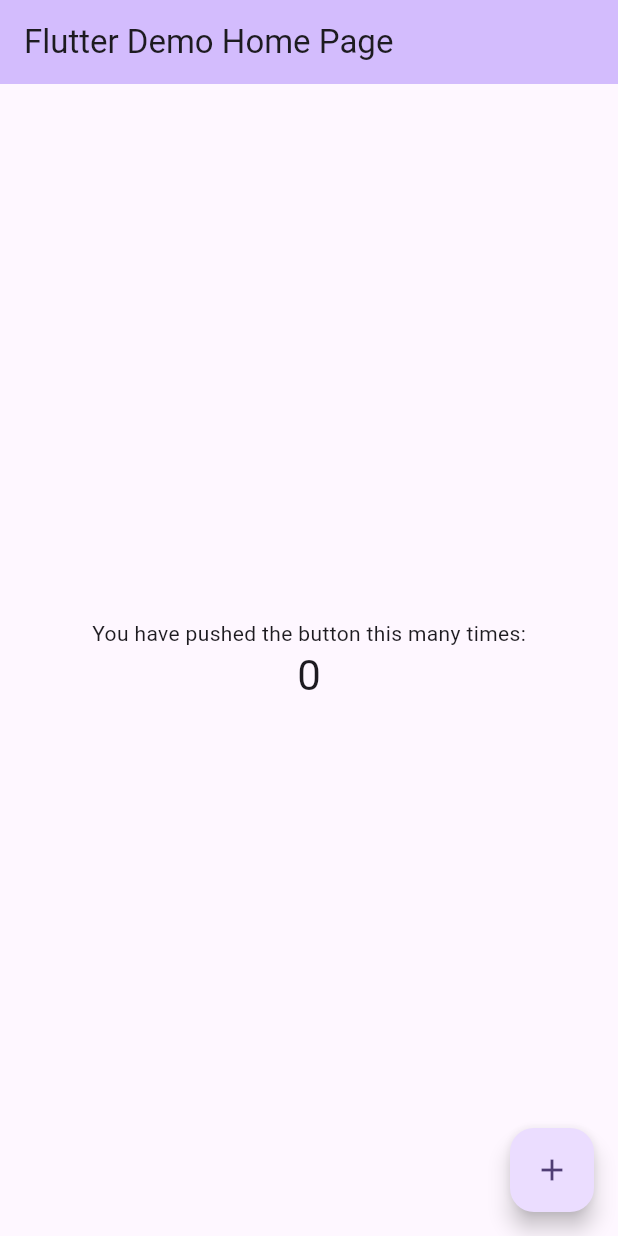
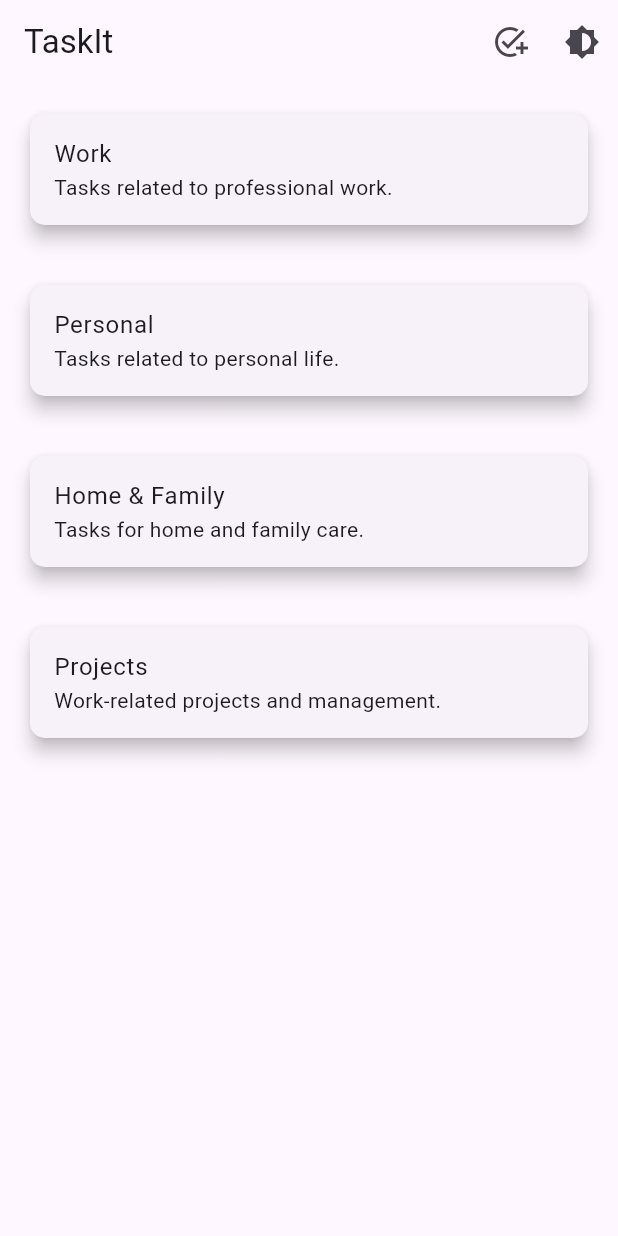
Before and after one commit to Deepudeepthi555/task_management_app, a Flutter app: the screen it shows after launch, on a phone screen of 412 x 824 dp. Run offline on Flutter 3.47's test engine with Material 3 defaults, Android fonts, the phone set to English and light mode, and no system bars; our stand-ins replace get, percent_indicator, shared_preferences.

Commit message:
final commit

```diff
--- a/lib/main.dart
+++ b/lib/main.dart
@@ -1,4 +1,7 @@
 import 'package:flutter/material.dart';
+import 'package:get/get.dart';
+import 'package:task_management/module/task/controller/theme_controller.dart'; // Import ThemeController
+import 'package:task_management/module/task/views/task_list_screen.dart'; // Import your screen
 
 void main() {
   runApp(const MyApp());
@@ -7,119 +10,18 @@ void main() {
 class MyApp extends StatelessWidget {
   const MyApp({super.key});
 
-  // This widget is the root of your application.
   @override
   Widget build(BuildContext context) {
-    return MaterialApp(
-      title: 'Flutter Demo',
-      theme: ThemeData(
-        // This is the theme of your application.
-        //
-        // TRY THIS: Try running your application with "flutter run". You'll see
-        // the application has a purple toolbar. Then, without quitting the app,
-        // try changing the seedColor in the colorScheme below to Colors.green
-        // and then invoke "hot reload" (save your changes or press the "hot
-        // reload" button in a Flutter-supported IDE, or press "r" if you used
-        // the command line to start the app).
-        //
-        // Notice that the counter didn't reset back to zero; the application
-        // state is not lost during the reload. To reset the state, use hot
-        // restart instead.
-        //
-        // This works for code too, not just values: Most code changes can be
-        // tested with just a hot reload.
-        colorScheme: ColorScheme.fromSeed(seedColor: Colors.deepPurple),
-        useMaterial3: true,
-      ),
-      home: const MyHomePage(title: 'Flutter Demo Home Page'),
-    );
+    // Get the ThemeController instance
+    final ThemeController themeController = Get.put(ThemeController());
+
+    return Obx(() {
+      // Observe the themeData and apply it to the MaterialApp
+      return MaterialApp(
+        title: 'Flutter Demo',
+        theme: themeController.themeData.value, // Use the observed theme
+        home: TaskListScreen(),
+      );
+    });
   }
 }
-
-class MyHomePage extends StatefulWidget {
-  const MyHomePage({super.key, required this.title});
-
-  // This widget is the home page of your application. It is stateful, meaning
-  // that it has a State object (defined below) that contains fields that affect
-  // how it looks.
-
-  // This class is the configuration for the state. It holds the values (in this
-  // case the title) provided by the parent (in this case the App widget) and
-  // used by the build method of the State. Fields in a Widget subclass are
-  // always marked "final".
-
-  final String title;
-
-  @override
-  State<MyHomePage> createState() => _MyHomePageState();
-}
-
-class _MyHomePageState extends State<MyHomePage> {
-  int _counter = 0;
-
-  void _incrementCounter() {
-    setState(() {
-      // This call to setState tells the Flutter framework that something has
-      // changed in this State, which causes it to rerun the build method below
-      // so that the display can reflect the updated values. If we changed
-      // _counter without calling setState(), then the build method would not be
-      // called again, and so nothing would appear to happen.
-      _counter++;
-    });
-  }
-
-  @override
-  Widget build(BuildContext context) {
-    // This method is rerun every time setState is called, for instance as done
-    // by the _incrementCounter method above.
-    //
-    // The Flutter framework has been optimized to make rerunning build methods
-    // fast, so that you can just rebuild anything that needs updating rather
-    // than having to individually change instances of widgets.
-    return Scaffold(
-      appBar: AppBar(
-        // TRY THIS: Try changing the color here to a specific color (to
-        // Colors.amber, perhaps?) and trigger a hot reload to see the AppBar
-        // change color while the other colors stay the same.
-        backgroundColor: Theme.of(context).colorScheme.inversePrimary,
-        // Here we take the value from the MyHomePage object that was created by
-        // the App.build method, and use it to set our appbar title.
-        title: Text(widget.title),
-      ),
-      body: Center(
-        // Center is a layout widget. It takes a single child and positions it
-        // in the middle of the parent.
-        child: Column(
-          // Column is also a layout widget. It takes a list of children and
-          // arranges them vertically. By default, it sizes itself to fit its
-          // children horizontally, and tries to be as tall as its parent.
-          //
-          // Column has various properties to control how it sizes itself and
-          // how it positions its children. Here we use mainAxisAlignment to
-          // center the children vertically; the main axis here is the vertical
-          // axis because Columns are vertical (the cross axis would be
-          // horizontal).
-          //
-          // TRY THIS: Invoke "debug painting" (choose the "Toggle Debug Paint"
-          // action in the IDE, or press "p" in the console), to see the
-          // wireframe for each widget.
-          mainAxisAlignment: MainAxisAlignment.center,
-          children: <Widget>[
-            const Text(
-              'You have pushed the button this many times:',
-            ),
-            Text(
-              '$_counter',
-              style: Theme.of(context).textTheme.headlineMedium,
-            ),
-          ],
-        ),
-      ),
-      floatingActionButton: FloatingActionButton(
-        onPressed: _incrementCounter,
-        tooltip: 'Increment',
-        child: const Icon(Icons.add),
-      ), // This trailing comma makes auto-formatting nicer for build methods.
-    );
-  }
-}
--- /dev/null
+++ b/lib/module/task/controller/task_controller.dart
@@ -0,0 +1,144 @@
+import 'dart:convert';
+import 'package:flutter/material.dart';
+import 'package:get/get.dart';
+import 'package:shared_preferences/shared_preferences.dart';
+import 'package:task_management/module/task/models/task_model.dart';
+
+class TaskController extends GetxController {
+  var tasksByCategory = <String, List<Task>>{
+    'Work': [],
+    'Personal': [],
+    'Home & Family': [],
+    'Projects': [],
+  }.obs;
+
+  // Method to get the description for each category
+  String getCategoryDescription(String category) {
+    switch (category) {
+      case 'Work':
+        return 'Tasks related to professional work.';
+      case 'Personal':
+        return 'Tasks related to personal life.';
+      case 'Home & Family':
+        return 'Tasks for home and family care.';
+      case 'Projects':
+        return 'Work-related projects and management.';
+      default:
+        return '';
+    }
+  }
+
+  static const _tasksKey = 'tasks_key'; // SharedPreferences key for tasks
+
+  @override
+  void onInit() {
+    super.onInit();
+    loadTasksFromPreferences(); // Load tasks when the controller is initialized
+  }
+
+  void markTaskAsComplete(Task task) {
+    List<Task>? tasks = tasksByCategory[task.category];
+
+    if (tasks != null && tasks.isNotEmpty) {
+      if (tasks.length == 1) {
+        task.isCompleted = true;
+      } else {
+        tasks.remove(task);
+        task.isCompleted = true;
+        tasks.add(task);
+      }
+
+      // Rebuild the task list with completed tasks at the end
+      tasksByCategory[task.category] = [
+        ...tasks.where((task) => !task.isCompleted),
+        ...tasks.where((task) => task.isCompleted),
+      ];
+
+      // Save updated tasks list
+      saveTasksToPreferences();
+      tasksByCategory.refresh();
+    }
+  }
+
+  void deleteTask(Task task) {
+    tasksByCategory[task.category]?.remove(task);
+    saveTasksToPreferences();
+    tasksByCategory.refresh();
+  }
+
+  void deleteTaskWithUndo(BuildContext context, Task task) {
+    tasksByCategory[task.category]?.remove(task);
+    tasksByCategory.refresh();
+
+    ScaffoldMessenger.of(context).showSnackBar(
+      SnackBar(
+        content: Text(
+          '${task.title} deleted',
+          style: TextStyle(fontSize: 18), // Make the text size bigger
+        ),
+        action: SnackBarAction(
+          label: 'Undo',
+          onPressed: () {
+            tasksByCategory[task.category]?.add(task);
+            tasksByCategory.refresh();
+            saveTasksToPreferences();
+          },
+        ),
+        behavior: SnackBarBehavior.floating,
+        margin: EdgeInsets.symmetric(horizontal: 20, vertical: 10),
+        shape: RoundedRectangleBorder(
+          borderRadius: BorderRadius.circular(10),
+        ),
+        padding: EdgeInsets.symmetric(vertical: 16, horizontal: 20),
+        duration: Duration(seconds: 10),
+      ),
+    );
+
+    saveTasksToPreferences();
+  }
+
+  void addTask(Task task) {
+    List<Task>? tasks = tasksByCategory[task.category];
+    if (tasks != null) {
+      tasks.insert(0, task);
+      tasksByCategory.refresh();
+    }
+    saveTasksToPreferences();
+  }
+
+  // Save tasks to SharedPreferences
+  Future<void> saveTasksToPreferences() async {
+    final prefs = await SharedPreferences.getInstance();
+    Map<String, dynamic> jsonData = {};
+    tasksByCategory.forEach((category, tasks) {
+      jsonData[category] = tasks.map((task) => task.toJson()).toList();
+    });
+
+    await prefs.setString(_tasksKey, json.encode(jsonData));
+  }
+
+  // Load tasks from SharedPreferences
+  Future<void> loadTasksFromPreferences() async {
+    final prefs = await SharedPreferences.getInstance();
+
+    // Load JSON data
+    String? jsonString = prefs.getString(_tasksKey);
+    if (jsonString != null) {
+      Map<String, dynamic> jsonData = json.decode(jsonString);
+
+      jsonData.forEach((category, tasks) {
+        List<Task> taskList =
+            (tasks as List).map((taskJson) => Task.fromJson(taskJson)).toList();
+
+        taskList.sort((a, b) {
+          if (a.isCompleted == b.isCompleted) return 0;
+          return a.isCompleted ? 1 : -1;
+        });
+
+        tasksByCategory[category] = taskList;
+      });
+
+      tasksByCategory.refresh();
+    }
+  }
+}
--- /dev/null
+++ b/lib/module/task/controller/theme_controller.dart
@@ -0,0 +1,13 @@
+import 'package:flutter/material.dart';
+import 'package:get/get.dart';
+
+class ThemeController extends GetxController {
+  Rx<ThemeData> themeData = ThemeData.light().obs;
+  void toggleTheme() {
+    if (themeData.value == ThemeData.dark()) {
+      themeData.value = ThemeData.light();
+    } else {
+      themeData.value = ThemeData.dark();
+    }
+  }
+}
--- /dev/null
+++ b/lib/module/task/models/task_model.dart
@@ -0,0 +1,40 @@
+class Task {
+  final int id;
+  final String title;
+  final String description;
+  final String category;
+  bool isCompleted;
+
+  Task({
+    required this.id,
+    required this.title,
+    this.description = '',
+    required this.category,
+    this.isCompleted = false,
+  });
+
+  //These to store data in shared prefernece as json
+
+  // Convert Task to JSON
+
+  Map<String, dynamic> toJson() {
+    return {
+      'id': id,
+      'title': title,
+      'description': description,
+      'category': category,
+      'isCompleted': isCompleted,
+    };
+  }
+
+  // Create Task from JSON
+  factory Task.fromJson(Map<String, dynamic> json) {
+    return Task(
+      id: json['id'],
+      title: json['title'],
+      description: json['description'] ?? '',
+      category: json['category'],
+      isCompleted: json['isCompleted'],
+    );
+  }
+}
--- /dev/null
+++ b/lib/module/task/views/task_list_screen.dart
@@ -0,0 +1,120 @@
+import 'package:flutter/material.dart';
+import 'package:get/get.dart';
+import 'package:percent_indicator/circular_percent_indicator.dart';
+import 'package:task_management/module/task/controller/task_controller.dart';
+import 'package:task_management/module/task/controller/theme_controller.dart';
+import 'package:task_management/module/task/models/task_model.dart';
+import 'package:task_management/module/task/views/add_task_page.dart';
+import 'package:task_management/module/task/views/task_list_tile.dart';
+
+class TaskListScreen extends StatelessWidget {
+  final taskController = Get.put(TaskController());
+  final themeController = Get.put(ThemeController());
+
+  TaskListScreen({super.key});
+
+  @override
+  Widget build(BuildContext context) {
+    return Scaffold(
+      appBar: AppBar(
+        title: const Text('TaskIt'),
+        actions: [
+          IconButton(
+            onPressed: () {
+              Navigator.push(
+                context,
+                MaterialPageRoute(
+                  builder: (context) => AddTaskPage(),
+                ),
+              );
+            },
+            icon: const Icon(Icons.add_task),
+          ),
+          IconButton(
+            onPressed: () {
+              themeController.toggleTheme();
+            },
+            icon: const Icon(Icons.brightness_6),
+          ),
+        ],
+      ),
+      body: Obx(() {
+        return ListView.builder(
+          itemCount: taskController.tasksByCategory.keys.length,
+          itemBuilder: (context, categoryIndex) {
+            String category =
+                taskController.tasksByCategory.keys.toList()[categoryIndex];
+            List<Task> tasks = taskController.tasksByCategory[category] ?? [];
+            String description =
+                taskController.getCategoryDescription(category);
+            double completedTasks =
+                tasks.where((task) => task.isCompleted).length.toDouble();
+            double totalTasks = tasks.length.toDouble();
+            double completionPercentage =
+                totalTasks == 0 ? 0 : completedTasks / totalTasks;
+
+            return Padding(
+              padding:
+                  const EdgeInsets.symmetric(vertical: 16, horizontal: 16.0),
+              child: Card(
+                shape: RoundedRectangleBorder(
+                    borderRadius: BorderRadius.circular(10)),
+                elevation: 5,
+                clipBehavior: Clip.antiAlias,
+                child: ExpansionTile(
+                  subtitle: Text(
+                    description,
+                    style: themeController.themeData.value.textTheme.bodySmall,
+                  ),
+                  key: PageStorageKey<String>(category),
+                  title: Column(
+                    crossAxisAlignment: CrossAxisAlignment.start,
+                    children: [
+                      Text(
+                        category,
+                        style: themeController
+                            .themeData.value.textTheme.titleMedium,
+                      ),
+                    ],
+                  ),
+                  showTrailingIcon: tasks.isNotEmpty,
+                  trailing: CircularPercentIndicator(
+                    radius: 18,
+                    lineWidth: 4.0,
+                    percent: completionPercentage,
+                    backgroundColor: Colors.grey,
+                    progressColor: Colors.purple,
+                    center: Text(
+                        '${(completionPercentage * 100).toStringAsFixed(0)}%', // Percentage
+                        style: TextStyle(fontSize: 9)),
+                    animation: true,
+                    animationDuration: 1000,
+                  ),
+                  children: List.generate(tasks.length, (index) {
+                    final task = tasks[index];
+                    return Column(
+                      children: [
+                        TaskTile(
+                          task: task,
+                          onMarkComplete: () =>
+                              taskController.markTaskAsComplete(task),
+                          onDelete: () =>
+                              taskController.deleteTaskWithUndo(context, task),
+                        ),
+                        if (index < tasks.length - 1)
+                          Divider(
+                            endIndent: 8,
+                            indent: 8,
+                          ),
+                      ],
+                    );
+                  }),
+                ),
+              ),
+            );
+          },
+        );
+      }),
+    );
+  }
+}
--- a/pubspec.yaml
+++ b/pubspec.yaml
@@ -34,6 +34,9 @@ dependencies:
   # The following adds the Cupertino Icons font to your application.
   # Use with the CupertinoIcons class for iOS style icons.
   cupertino_icons: ^1.0.8
+  get: ^4.6.6
+  shared_preferences: ^2.3.4
+  percent_indicator: ^4.2.4
 
 dev_dependencies:
   flutter_test:
```
Also changed, not shown: lib/module/task/views/add_task_page.dart (added, +165 -0 lines), lib/module/task/views/task_list_tile.dart (added, +76 -0 lines), pubspec.lock, 7 other files.
